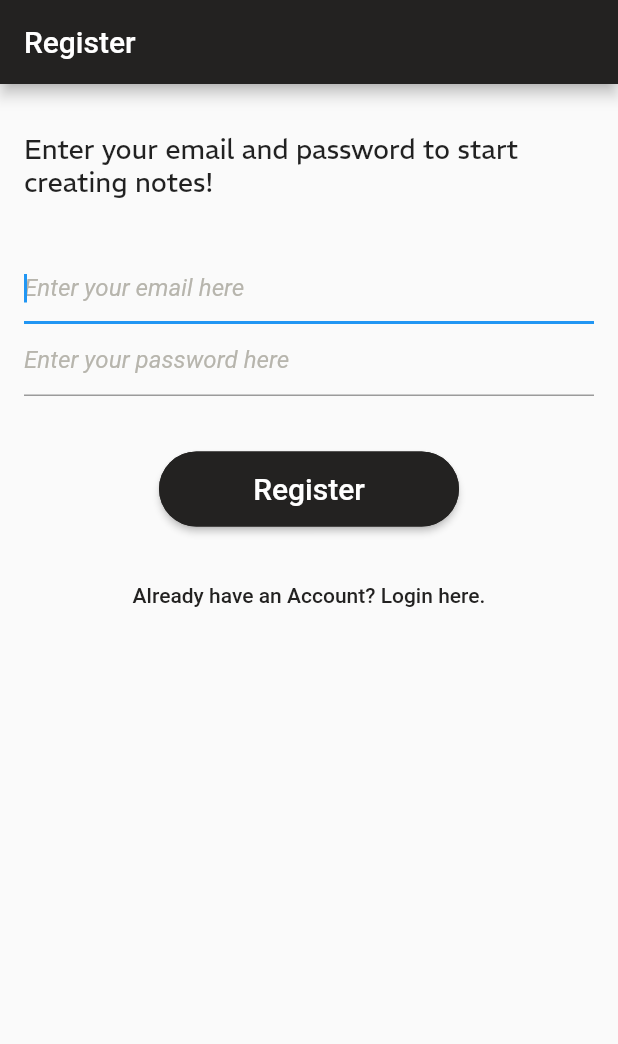
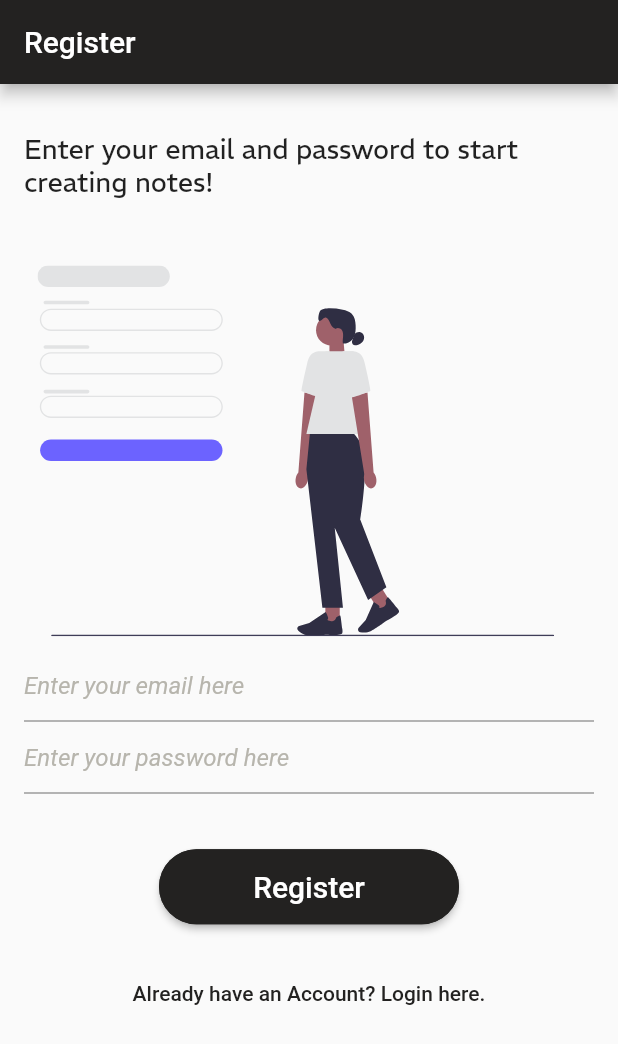
Before and after one commit to BharathMenon/MyNotes, a Flutter app: the screen it shows after launch, after a tap on "Not Registered yet? Register here.", on a phone screen of 412 x 824 dp. Shown: the top 1044 px of the screen. Run offline on Flutter 3.47's test engine with Material 2 defaults, Android fonts, the phone set to English and light mode, and no system bars; our stand-ins replace bloc, cloud_firestore, equatable, firebase_auth, firebase_core, flutter_bloc and 3 more; accounts and stored records are empty; network calls fail.

Commit message:
Added svgs to screens

```diff
--- a/lib/main.dart
+++ b/lib/main.dart
@@ -22,7 +22,8 @@ void main() {
   WidgetsFlutterBinding.ensureInitialized();
   runApp(
     MaterialApp(
-      title: 'Flutter Demo',
+      debugShowCheckedModeBanner: false,
+      title: 'Flutter MyNotes',
       theme: ThemeData(
         primarySwatch: Colors.blue,
       ),
--- a/lib/views/forgot_password_view.dart
+++ b/lib/views/forgot_password_view.dart
@@ -5,7 +5,7 @@ import 'package:mynotes/services/auth/bloc/auth_events.dart';
 import 'package:mynotes/services/auth/bloc/auth_state.dart';
 import 'package:mynotes/utilities/utilities/dialogs/error_dialog.dart';
 import 'package:mynotes/utilities/utilities/dialogs/password_reset_email_sent_dialog.dart';
-
+import 'package:flutter_svg/flutter_svg.dart';
 import '../services/auth/bloc/auth_bloc.dart';
 
 class ForgotPasswordView extends StatefulWidget {
@@ -31,6 +31,7 @@ class _ForgotPasswordViewState extends State<ForgotPasswordView> {
 
   @override
   Widget build(BuildContext context) {
+    Size size = MediaQuery.of(context).size;
     return BlocListener<AuthBloc, AuthState>(
       listener: (context, state) async {
         if (state is AuthStateForgotPassword) {
@@ -63,6 +64,14 @@ class _ForgotPasswordViewState extends State<ForgotPasswordView> {
                 child: Text(
                   'If you forgot your password, simply enter your email, and we will send you a password reset link.',
                   style: TextStyle(fontFamily: 'REM', fontSize: 18),
+                ),
+              ),
+              Padding(
+                padding: const EdgeInsets.all(6.0),
+                child: SvgPicture.asset(
+                  "assets/icon/forgot_password.svg",
+                  height: size.height * 0.3,
+                  alignment: Alignment.centerRight,
                 ),
               ),
               SizedBox(
--- a/lib/views/login_view.dart
+++ b/lib/views/login_view.dart
@@ -6,6 +6,7 @@ import 'package:mynotes/services/auth/bloc/auth_bloc.dart';
 import 'package:mynotes/services/auth/bloc/auth_events.dart';
 import 'package:mynotes/services/auth/bloc/auth_state.dart';
 import 'package:mynotes/utilities/utilities/dialogs/loading_dialog.dart';
+import 'package:flutter_svg/flutter_svg.dart';
 import 'dart:developer' as devtools show log;
 import '../firebase_options.dart';
 import '../utilities/utilities/dialogs/error_dialog.dart';
@@ -38,6 +39,7 @@ class _LoginViewState extends State<LoginView> {
 
   @override
   Widget build(BuildContext context) {
+    Size size = MediaQuery.of(context).size;
     return BlocListener<AuthBloc, AuthState>(
       listener: (context, state) async {
         if (state is AuthStateLoggedOut) {
@@ -69,7 +71,14 @@ class _LoginViewState extends State<LoginView> {
                     style: TextStyle(fontFamily: 'REM', fontSize: 18),
                   ),
                 ),
-
+                Padding(
+                  padding: const EdgeInsets.all(9.0),
+                  child: SvgPicture.asset(
+                    "assets/icon/login_page_img.svg",
+                    height: size.height * 0.3,
+                    alignment: Alignment.centerRight,
+                  ),
+                ),
                 //height: 0.0,
                 TextField(
                     controller: _email,
--- a/lib/views/register_view.dart
+++ b/lib/views/register_view.dart
@@ -4,7 +4,7 @@ import 'package:mynotes/constants/routes.dart';
 import 'package:mynotes/services/auth/auth_exceptions.dart';
 import 'package:mynotes/services/auth/auth_service.dart';
 import 'package:mynotes/services/auth/bloc/auth_events.dart';
-
+import 'package:flutter_svg/flutter_svg.dart';
 import 'dart:developer' as devtools show log;
 
 import '../firebase_options.dart';
@@ -38,6 +38,7 @@ class _RegisterViewState extends State<RegisterView> {
 
   @override
   Widget build(BuildContext context) {
+    Size size = MediaQuery.of(context).size;
     return BlocListener<AuthBloc, AuthState>(
       listener: (context, state) async {
         if (state is AuthStateRegistering) {
@@ -71,13 +72,21 @@ class _RegisterViewState extends State<RegisterView> {
                     style: TextStyle(fontFamily: 'REM', fontSize: 18),
                   ),
                 ),
+                Padding(
+                  padding: const EdgeInsets.all(9.0),
+                  child: SvgPicture.asset(
+                    "assets/icon/Register.svg",
+                    height: size.height * 0.3,
+                    alignment: Alignment.centerRight,
+                  ),
+                ),
                 Column(
                   children: [
                     TextField(
                         controller: _email,
                         enableSuggestions: false,
                         autocorrect: false,
-                        autofocus: true,
+                        autofocus: false,
                         keyboardType: TextInputType.emailAddress,
                         decoration: const InputDecoration(
                             hintText: 'Enter your email here',
--- a/pubspec.yaml
+++ b/pubspec.yaml
@@ -58,6 +58,7 @@ dev_dependencies:
   # rules and activating additional ones.
   flutter_lints: ^2.0.0
   test: ^1.24.1
+  flutter_svg: ^1.1.6
 
 # For information on the generic Dart part of this file, see the
 # following page: https://dart.dev/tools/pub/pubspec
@@ -70,9 +71,8 @@ flutter:
   uses-material-design: true
 
   # To add assets to your application, add an assets section, like this:
-  # assets:
-  #   - images/a_dot_burr.jpeg
-  #   - images/a_dot_ham.jpeg
+  assets:
+    - assets/icon/
 
   # An image asset can refer to one or more resolution-specific "variants", see
   # https://flutter.dev/assets-and-images/#resolution-aware
```
Also changed, not shown: assets/icon/Register.svg (added), assets/icon/chat-optimized.svg (added), assets/icon/chat.svg (added), assets/icon/forgot_password.svg (added), assets/icon/login_page_img.svg (added), assets/icon/prob_final.svg (added), assets/icon/sticky-note.svg (added), pubspec.lock.
